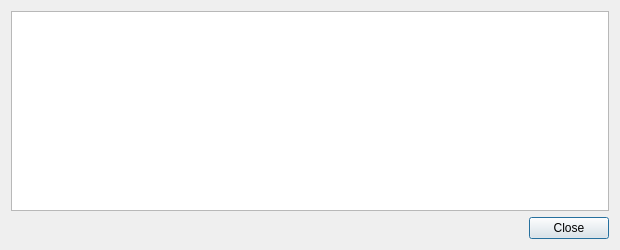
Above: src/qt/forms/transactiondescdialog.ui from mceme/ImageCoin before the change. Below: the same form after it.
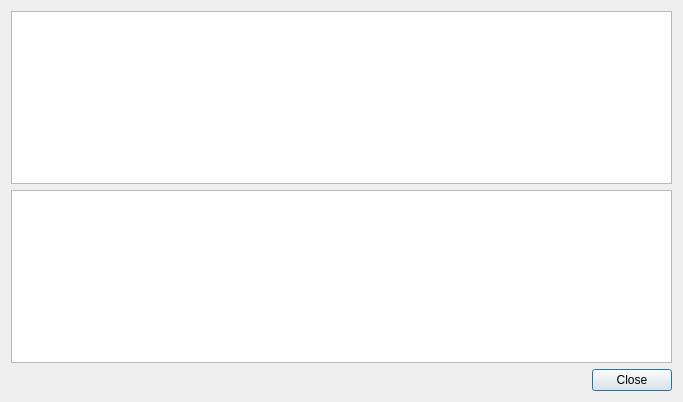
That is the form after the change.

Diff of the .ui file:
```diff
--- a/src/qt/forms/transactiondescdialog.ui
+++ b/src/qt/forms/transactiondescdialog.ui
@@ -6,8 +6,8 @@
    <rect>
     <x>0</x>
     <y>0</y>
-    <width>620</width>
-    <height>250</height>
+    <width>683</width>
+    <height>402</height>
    </rect>
   </property>
   <property name="windowTitle">
@@ -19,11 +19,21 @@
      <property name="toolTip">
       <string>This pane shows a detailed description of the transaction</string>
      </property>
+     <property name="styleSheet">
+      <string notr="true"/>
+     </property>
      <property name="readOnly">
       <bool>true</bool>
      </property>
     </widget>
    </item>
+   <item>
+    <widget class="QGraphicsView" name="graphicsView">
+     <property name="autoFillBackground">
+      <bool>true</bool>
+     </property>
+    </widget>
+   </item>
    <item>
     <widget class="QDialogButtonBox" name="buttonBox">
      <property name="orientation">
```
